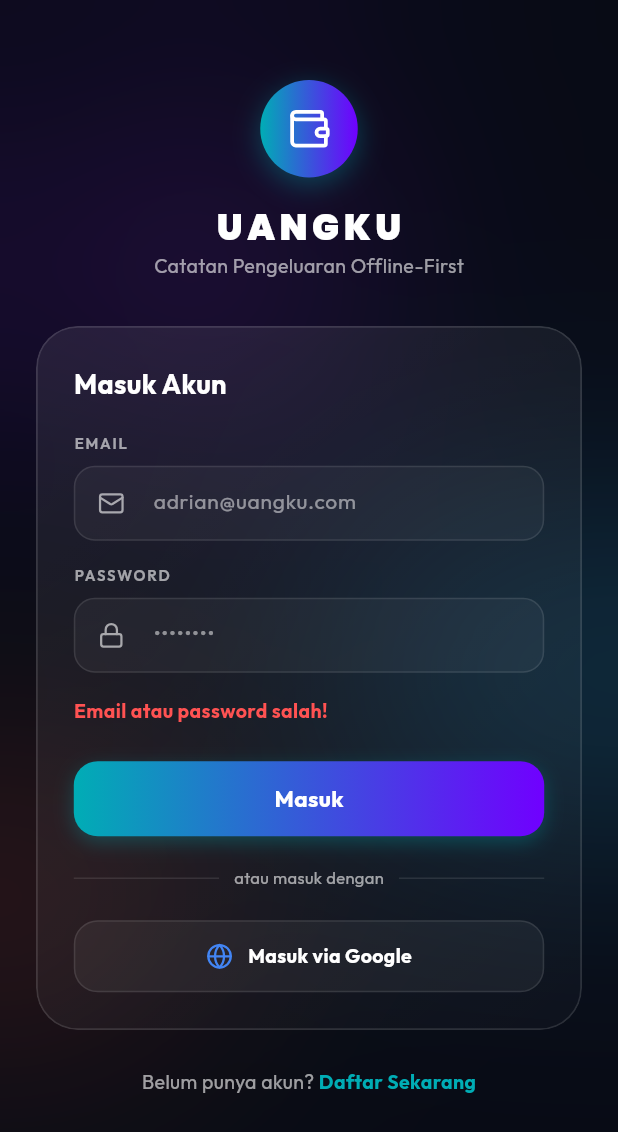
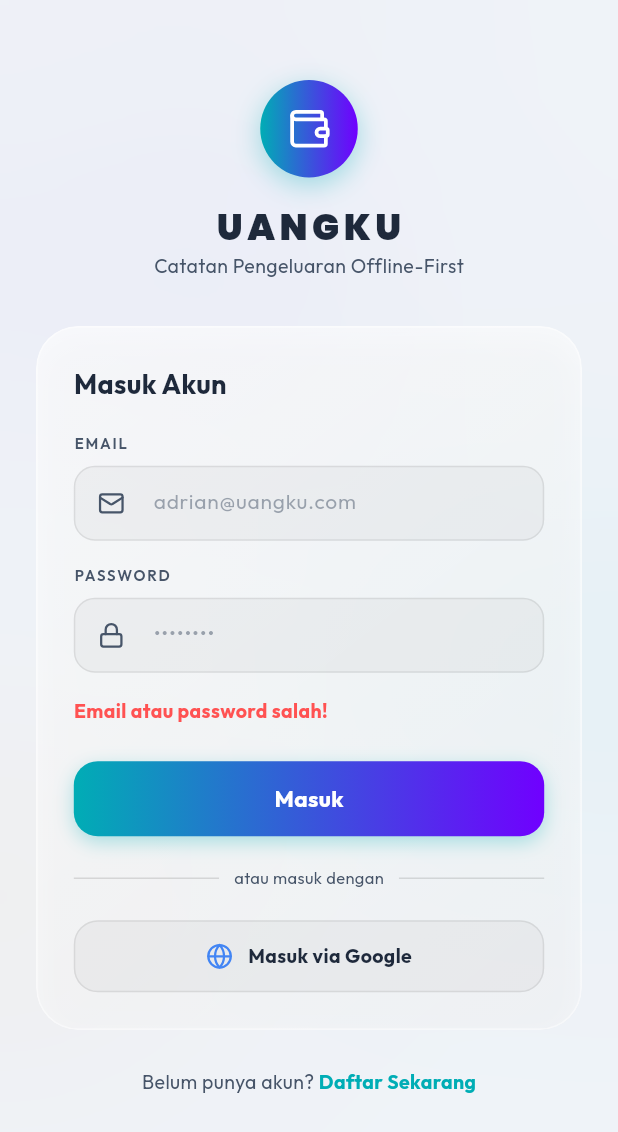
Before and after one commit to adrianakbar/uangku, a Flutter app: the screen it shows after launch, after a tap on "Masuk", on a phone screen of 412 x 824 dp. Shown: the top 1132 px of the screen. Run offline on Flutter 3.47's test engine with Material 3 defaults, Android fonts, the phone set to English and light mode, and no system bars; our stand-ins replace flutter_local_notifications, flutter_lucide, google_fonts, google_sign_in, local_auth, sqflite and 1 more; accounts and stored records are empty.

Commit message:
[FEAT] Update theme to light mode and initialize notification service

```diff
--- a/lib/main.dart
+++ b/lib/main.dart
@@ -14,11 +14,13 @@ import 'services/auth_service.dart';
 import 'services/notification_service.dart';
 
 // Notifikasi Nilai Global Reaktif
-final ValueNotifier<ThemeMode> themeNotifier = ValueNotifier(ThemeMode.dark);
+final ValueNotifier<ThemeMode> themeNotifier = ValueNotifier(ThemeMode.light);
 final ValueNotifier<bool> biometricEnabledNotifier = ValueNotifier(false);
 final ValueNotifier<bool> notificationsEnabledNotifier = ValueNotifier(false);
 
-void main() {
+void main() async {
+  WidgetsFlutterBinding.ensureInitialized();
+  await NotificationService().init();
   runApp(const UangkuApp());
 }
 
@@ -127,6 +129,7 @@ class _MainNavigationShellState extends State<MainNavigationShell> {
 
     return Scaffold(
       backgroundColor: Colors.transparent,
+      resizeToAvoidBottomInset: false,
       body: LiquidGlassBackground(
         child: Stack(
           children: [
--- a/lib/services/notification_service.dart
+++ b/lib/services/notification_service.dart
@@ -39,6 +39,13 @@ class NotificationService {
           // Logika saat notifikasi diklik (opsional)
         },
       );
+
+      // Request permission on Android 13+
+      final AndroidFlutterLocalNotificationsPlugin? androidImplementation =
+          _notificationsPlugin.resolvePlatformSpecificImplementation<
+              AndroidFlutterLocalNotificationsPlugin>();
+      await androidImplementation?.requestNotificationsPermission();
+
       _isInitialized = true;
     } catch (_) {
       // Abaikan jika tidak didukung (misal running di desktop Linux/Windows)
--- a/lib/widgets/liquid_glass_background.dart
+++ b/lib/widgets/liquid_glass_background.dart
@@ -38,6 +38,7 @@ class _LiquidGlassBackgroundState extends State<LiquidGlassBackground>
 
     return Scaffold(
       backgroundColor: isDark ? const Color(0xFF090D19) : const Color(0xFFE8EEF5), // Dynamic Slate Canvas
+      resizeToAvoidBottomInset: false,
       body: Stack(
         children: [
           // 1. Orbs Latar Belakang yang Mengalir/Mengapung
```
